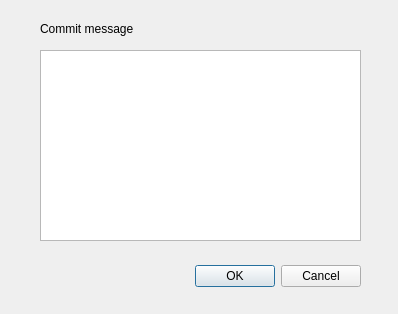
Before: the Qt Designer form commit_msg.ui in Oslandia/qgis-versioning, drawn with Qt 5.
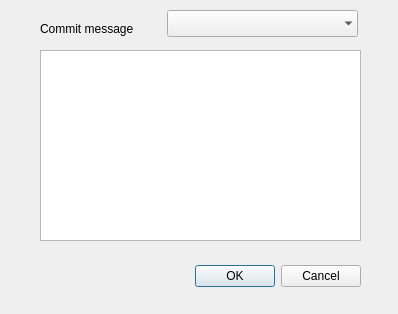
After: the same form once the commit is applied.

Commit message: rm test.ui file and replaced existing one

What changed in the file:
```diff
--- a/commit_msg.ui
+++ b/commit_msg.ui
@@ -52,6 +52,46 @@
     <string>Commit message</string>
    </property>
   </widget>
+  <widget class="QComboBox" name="pg_users_combobox">
+   <property name="enabled">
+    <bool>true</bool>
+   </property>
+   <property name="geometry">
+    <rect>
+     <x>167</x>
+     <y>10</y>
+     <width>191</width>
+     <height>27</height>
+    </rect>
+   </property>
+   <property name="mouseTracking">
+    <bool>false</bool>
+   </property>
+   <property name="acceptDrops">
+    <bool>false</bool>
+   </property>
+   <property name="statusTip">
+    <string notr="true" extracomment="Select user"/>
+   </property>
+   <property name="autoFillBackground">
+    <bool>false</bool>
+   </property>
+   <property name="editable">
+    <bool>false</bool>
+   </property>
+   <property name="currentIndex">
+    <number>-1</number>
+   </property>
+   <property name="maxVisibleItems">
+    <number>100</number>
+   </property>
+   <property name="maxCount">
+    <number>2147483643</number>
+   </property>
+   <property name="frame">
+    <bool>false</bool>
+   </property>
+  </widget>
  </widget>
  <resources/>
  <connections>
```
Left out of the diff: 16 changed lines with no effect on the pictures. The commit also changes 2 other files.
